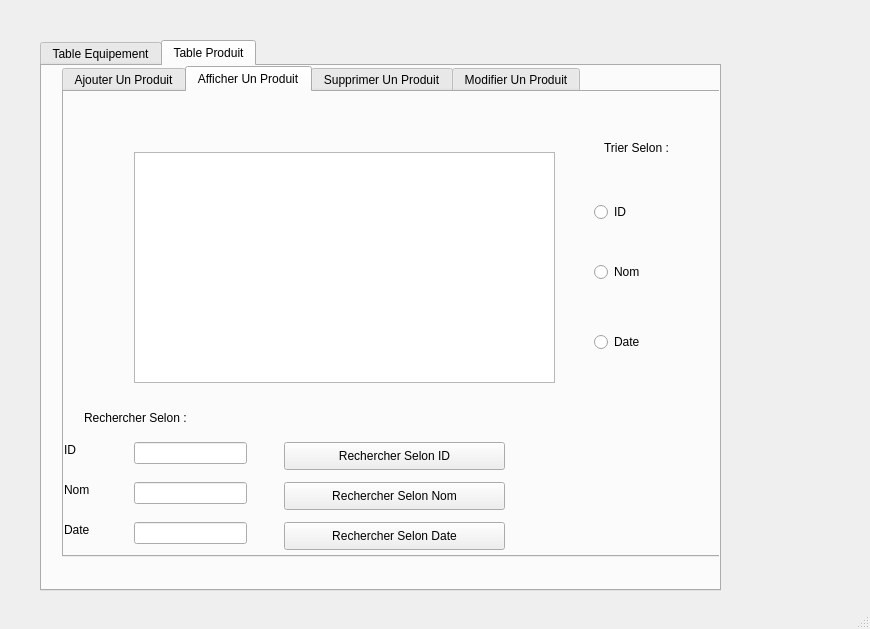
Old version of the form mainwindow.ui in the repository ImenBenMansour/Smart_Restaurant_2A21.
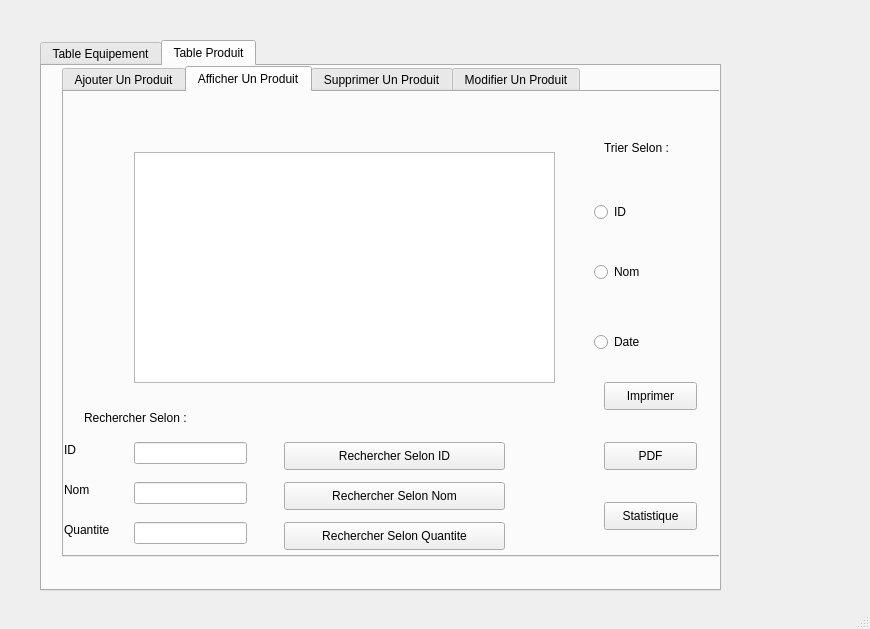
New version of the form. The open tabs and pages were chosen to show the change.

```diff
--- a/mainwindow.ui
+++ b/mainwindow.ui
@@ -591,7 +591,7 @@
          </rect>
         </property>
         <property name="text">
-         <string>Date</string>
+         <string>Quantite</string>
         </property>
        </widget>
        <widget class="QPushButton" name="pb_rechid">
@@ -630,7 +630,46 @@
          </rect>
         </property>
         <property name="text">
-         <string>Rechercher Selon Date</string>
+         <string>Rechercher Selon Quantite</string>
+        </property>
+       </widget>
+       <widget class="QPushButton" name="pb_pdf">
+        <property name="geometry">
+         <rect>
+          <x>540</x>
+          <y>350</y>
+          <width>93</width>
+          <height>28</height>
+         </rect>
+        </property>
+        <property name="text">
+         <string>PDF</string>
+        </property>
+       </widget>
+       <widget class="QPushButton" name="pushButton_2">
+        <property name="geometry">
+         <rect>
+          <x>540</x>
+          <y>410</y>
+          <width>93</width>
+          <height>28</height>
+         </rect>
+        </property>
+        <property name="text">
+         <string>Statistique</string>
+        </property>
+       </widget>
+       <widget class="QPushButton" name="pb_imprimerprod">
+        <property name="geometry">
+         <rect>
+          <x>540</x>
+          <y>290</y>
+          <width>93</width>
+          <height>28</height>
+         </rect>
+        </property>
+        <property name="text">
+         <string>Imprimer</string>
         </property>
        </widget>
       </widget>
```
Left out of the diff: 15 changed lines with no effect on the pictures.
